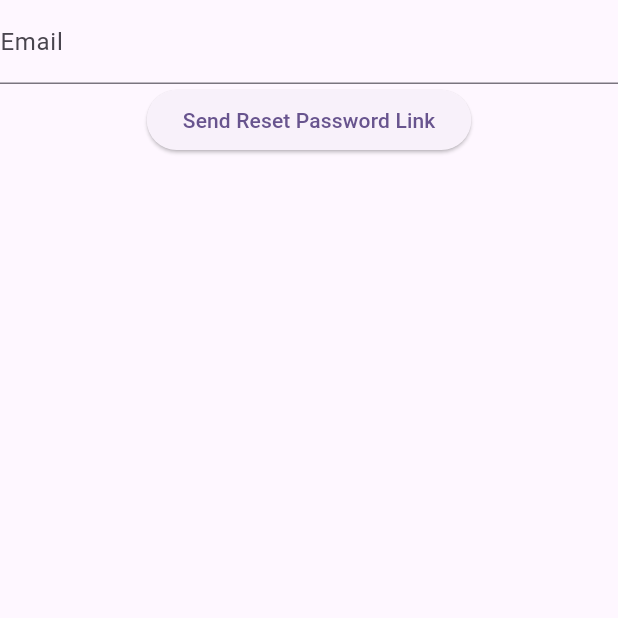
After one commit to CodeOTR/cotr-examples, a Flutter app: the ForgotPassword screen opened directly, after a tap on "Send Reset Password Link", on a phone screen of 412 x 824 dp, the top half of it. The commit adds this screen. Run offline on Flutter 3.47's test engine with Material 2 defaults, Android fonts, the light colour scheme and no system bars; our stand-ins replace appwrite; network calls fail; statements that could not run were skipped.

Commit message:
Reset password screen

```diff
--- /dev/null
+++ b/cotr_appwrite/lib/forgot_password.dart
@@ -0,0 +1,37 @@
+import 'package:appwrite/appwrite.dart';
+import 'package:appwrite_authentication/main.dart';
+import 'package:flutter/material.dart';
+
+class ForgotPassword extends StatefulWidget {
+  const ForgotPassword({Key? key}) : super(key: key);
+
+  @override
+  State<ForgotPassword> createState() => _ForgotPasswordState();
+}
+
+class _ForgotPasswordState extends State<ForgotPassword> {
+  TextEditingController emailController = TextEditingController();
+
+  @override
+  Widget build(BuildContext context) {
+    return Scaffold(
+      body: Column(
+        children: [
+          TextField(
+            controller: emailController,
+            decoration: InputDecoration(labelText: 'Email'),
+          ),
+          ElevatedButton(
+            onPressed: () {
+              Account(client).createRecovery(
+                email: emailController.text,
+                url: 'cotr-appwrite.firebaseapp.com',
+              );
+            },
+            child: const Text('Send Reset Password Link'),
+          ),
+        ],
+      ),
+    );
+  }
+}
--- a/cotr_appwrite/lib/sign_in.dart
+++ b/cotr_appwrite/lib/sign_in.dart
@@ -28,7 +28,7 @@ class _SignInState extends State<SignIn> {
               decoration: const InputDecoration(
                 hintText: 'Email',
               ),
-              autofillHints: [AutofillHints.email],
+              autofillHints: const [AutofillHints.email],
               textInputAction: TextInputAction.next,
               validator: (value) {
                 if (!RegExp(r"^[a-zA-Z0-9.a-zA-Z0-9.!#$%&'*+-/=?^_`{|}~]+@[a-zA-Z0-9]+\.[a-zA-Z]+").hasMatch(emailController.text))
@@ -40,7 +40,7 @@ class _SignInState extends State<SignIn> {
             TextFormField(
               textInputAction: TextInputAction.done,
               controller: passwordController,
-              autofillHints: [AutofillHints.password],
+              autofillHints: const [AutofillHints.password],
               decoration: const InputDecoration(
                 hintText: 'Password',
               ),
@@ -49,7 +49,10 @@ class _SignInState extends State<SignIn> {
             ElevatedButton(
               onPressed: () async {
                 try {
-                  await Account(client).createEmailSession(email: emailController.text, password: passwordController.text);
+                  await Account(client).createEmailSession(
+                    email: emailController.text,
+                    password: passwordController.text,
+                  );
 
                   Navigator.of(context).pushAndRemoveUntil(MaterialPageRoute(builder: (context) => const Home()), (route) => false);
                 } catch (e) {
--- a/cotr_appwrite/lib/sign_up.dart
+++ b/cotr_appwrite/lib/sign_up.dart
@@ -77,7 +77,11 @@ class _SignUpState extends State<SignUp> {
                         ElevatedButton(
                           onPressed: () async {
                             try {
-                              await Account(client).create(userId: ID.unique(), email: emailController.text, password: passwordController.text);
+                              await Account(client).create(
+                                userId: ID.unique(),
+                                email: emailController.text,
+                                password: passwordController.text,
+                              );
 
                               Navigator.of(context).push(MaterialPageRoute(builder: (context) => const Home()));
                             } on AppwriteException catch (e) {
```
Also changed, not shown: 7 other files.
